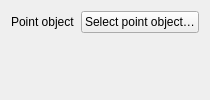
Old version of the form src/Mod/Part/Gui/PatternPointParametersWidget.ui in the repository AstoCAD/FreeCAD.
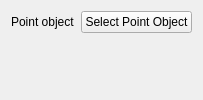
New version of the form.

```diff
--- a/src/Mod/Part/Gui/PatternPointParametersWidget.ui
+++ b/src/Mod/Part/Gui/PatternPointParametersWidget.ui
@@ -11,7 +11,7 @@
    </item>
    <item row="0" column="1">
     <widget class="QPushButton" name="pointObjectButton">
-     <property name="text"><string>Select point object…</string></property>
+     <property name="text"><string>Select Point Object</string></property>
     </widget>
    </item>
   </layout>
```
